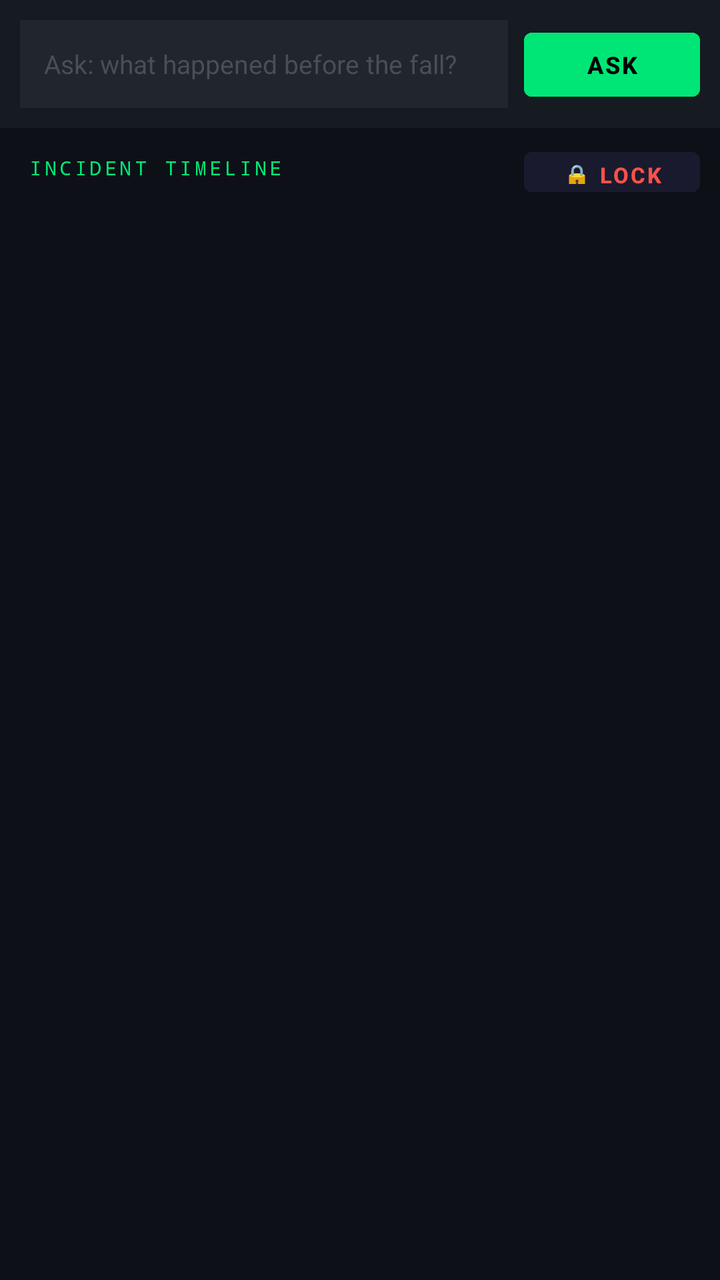
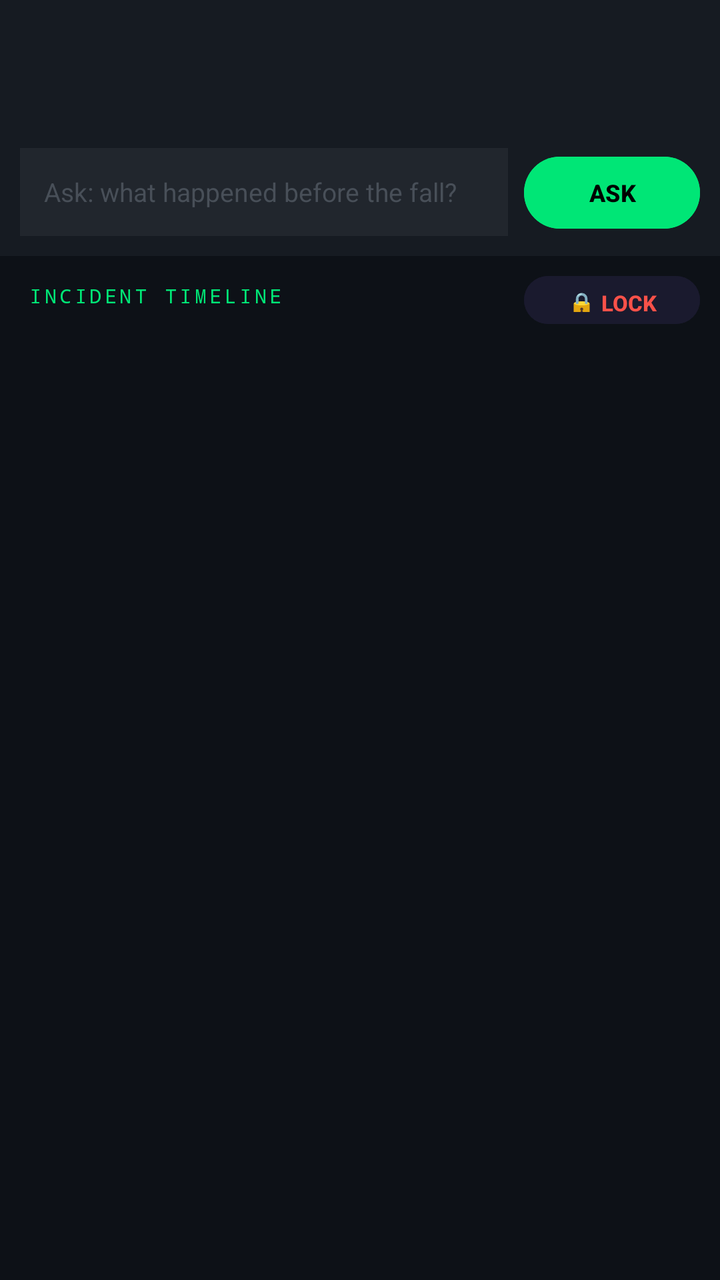

Screens rendered from an Android XML layout before and after an edit, with the pre-edit source and the edit as a unified diff.
<!-- AndroidManifest.xml: application theme Theme.TRACE -->
<!-- res/layout/activity_timeline.xml -->
<?xml version="1.0" encoding="utf-8"?>
<LinearLayout xmlns:android="http://schemas.android.com/apk/res/android"
    android:layout_width="match_parent"
    android:layout_height="match_parent"
    android:orientation="vertical"
    android:background="#0D1117">

    
    <TextView
        android:id="@+id/tvLockedBanner"
        android:layout_width="match_parent"
        android:layout_height="wrap_content"
        android:text="🔒 EVIDENCE LOCKED — No new events will be recorded"
        android:textColor="#000000"
        android:textStyle="bold"
        android:textSize="13sp"
        android:fontFamily="monospace"
        android:gravity="center"
        android:padding="10dp"
        android:background="#F85149"
        android:visibility="gone" />

    
    <LinearLayout
        android:layout_width="match_parent"
        android:layout_height="wrap_content"
        android:orientation="horizontal"
        android:padding="10dp"
        android:background="#161B22">

        <EditText
            android:id="@+id/queryInput"
            android:layout_width="0dp"
            android:layout_height="44dp"
            android:layout_weight="1"
            android:hint="Ask: what happened before the fall?"
            android:textColor="#E6EDF3"
            android:textColorHint="#484F58"
            android:textSize="13sp"
            android:inputType="text"
            android:imeOptions="actionDone"
            android:singleLine="true"
            android:paddingStart="12dp"
            android:paddingEnd="12dp"
            android:background="#21262D"
            android:layout_marginEnd="8dp" />

        <Button
            android:id="@+id/btnAsk"
            android:layout_width="wrap_content"
            android:layout_height="44dp"
            android:text="ASK"
            android:textColor="#000000"
            android:textStyle="bold"
            android:backgroundTint="#00E676"
            android:textSize="12sp" />

    </LinearLayout>

    
    <TextView
        android:id="@+id/queryAnswer"
        android:layout_width="match_parent"
        android:layout_height="wrap_content"
        android:padding="12dp"
        android:textColor="#8B949E"
        android:fontFamily="monospace"
        android:textSize="12sp"
        android:lineSpacingExtra="3dp"
        android:background="#161B22"
        android:visibility="gone" />

    
    <LinearLayout
        android:layout_width="match_parent"
        android:layout_height="wrap_content"
        android:orientation="horizontal"
        android:gravity="center_vertical">

        <TextView
            android:layout_width="0dp"
            android:layout_height="wrap_content"
            android:layout_weight="1"
            android:paddingStart="14dp"
            android:paddingTop="10dp"
            android:paddingBottom="6dp"
            android:text="INCIDENT TIMELINE"
            android:textColor="#00E676"
            android:textSize="10sp"
            android:letterSpacing="0.15"
            android:fontFamily="monospace" />

        
        <Button
            android:id="@+id/btnLockEvidence"
            android:layout_width="wrap_content"
            android:layout_height="32dp"
            android:layout_marginEnd="10dp"
            android:layout_marginTop="4dp"
            android:text="🔒 LOCK"
            android:textColor="#F85149"
            android:textSize="11sp"
            android:textStyle="bold"
            android:backgroundTint="#1A1A2E"
            android:paddingStart="12dp"
            android:paddingEnd="12dp" />

    </LinearLayout>

    
    <androidx.recyclerview.widget.RecyclerView
        android:id="@+id/recyclerView"
        android:layout_width="match_parent"
        android:layout_height="0dp"
        android:layout_weight="1"
        android:clipToPadding="false"
        android:paddingBottom="8dp" />

</LinearLayout>
<!-- resources referenced by this layout -->
<resources>
  <style name="Theme.TRACE" parent="Theme.MaterialComponents.DayNight.NoActionBar">
          <item name="colorPrimary">#00E676</item>
          <item name="colorPrimaryVariant">#00C853</item>
          <item name="colorOnPrimary">#000000</item>
          <item name="colorSurface">#161B22</item>
          <item name="colorOnSurface">#E6EDF3</item>
          <item name="android:windowBackground">#0D1117</item>
      </style>
</resources>

<!-- the commit's change to res/layout/activity_timeline.xml (unified diff, before → after) -->
@@ -1,9 +1,19 @@
 <?xml version="1.0" encoding="utf-8"?>
 <LinearLayout xmlns:android="http://schemas.android.com/apk/res/android"
+    xmlns:app="http://schemas.android.com/apk/res-auto"
     android:layout_width="match_parent"
     android:layout_height="match_parent"
     android:orientation="vertical"
-    android:background="#0D1117">
+    android:background="?attr/colorSurface">
+
+    
+    <com.google.android.material.appbar.MaterialToolbar
+        android:id="@+id/toolbar"
+        android:layout_width="match_parent"
+        android:layout_height="?attr/actionBarSize"
+        android:background="?attr/colorSurfaceVariant"
+        app:titleTextColor="?attr/colorPrimary"
+        app:navigationIconTint="?attr/colorPrimary" />
 
     
     <TextView
@@ -11,13 +21,13 @@
         android:layout_width="match_parent"
         android:layout_height="wrap_content"
         android:text="🔒 EVIDENCE LOCKED — No new events will be recorded"
-        android:textColor="#000000"
+        android:textColor="@color/trace_on_error"
         android:textStyle="bold"
         android:textSize="13sp"
         android:fontFamily="monospace"
         android:gravity="center"
         android:padding="10dp"
-        android:background="#F85149"
+        android:background="@color/trace_status_rejected"
         android:visibility="gone" />
 
     
@@ -26,7 +36,7 @@
         android:layout_height="wrap_content"
         android:orientation="horizontal"
         android:padding="10dp"
-        android:background="#161B22">
+        android:background="?attr/colorSurfaceVariant">
 
         <EditText
             android:id="@+id/queryInput"
@@ -34,15 +44,15 @@
             android:layout_height="44dp"
             android:layout_weight="1"
             android:hint="Ask: what happened before the fall?"
-            android:textColor="#E6EDF3"
-            android:textColorHint="#484F58"
+            android:textColor="?attr/colorOnSurface"
+            android:textColorHint="@color/trace_text_hint"
             android:textSize="13sp"
             android:inputType="text"
             android:imeOptions="actionDone"
             android:singleLine="true"
             android:paddingStart="12dp"
             android:paddingEnd="12dp"
-            android:background="#21262D"
+            android:background="@color/trace_surface_container_high"
             android:layout_marginEnd="8dp" />
 
         <Button
@@ -50,9 +60,9 @@
             android:layout_width="wrap_content"
             android:layout_height="44dp"
             android:text="ASK"
-            android:textColor="#000000"
+            android:textColor="?attr/colorOnPrimary"
             android:textStyle="bold"
-            android:backgroundTint="#00E676"
+            android:backgroundTint="?attr/colorPrimary"
             android:textSize="12sp" />
 
     </LinearLayout>
@@ -63,11 +73,11 @@
         android:layout_width="match_parent"
         android:layout_height="wrap_content"
         android:padding="12dp"
-        android:textColor="#8B949E"
+        android:textColor="?attr/colorOnSurfaceVariant"
         android:fontFamily="monospace"
         android:textSize="12sp"
         android:lineSpacingExtra="3dp"
-        android:background="#161B22"
+        android:background="?attr/colorSurfaceVariant"
         android:visibility="gone" />
 
     
@@ -85,7 +95,7 @@
             android:paddingTop="10dp"
             android:paddingBottom="6dp"
             android:text="INCIDENT TIMELINE"
-            android:textColor="#00E676"
+            android:textColor="?attr/colorPrimary"
             android:textSize="10sp"
             android:letterSpacing="0.15"
             android:fontFamily="monospace" />
@@ -98,10 +108,10 @@
             android:layout_marginEnd="10dp"
             android:layout_marginTop="4dp"
             android:text="🔒 LOCK"
-            android:textColor="#F85149"
+            android:textColor="@color/trace_status_rejected"
             android:textSize="11sp"
             android:textStyle="bold"
-            android:backgroundTint="#1A1A2E"
+            android:backgroundTint="@color/trace_surface_elevated"
             android:paddingStart="12dp"
             android:paddingEnd="12dp" />
 
<!-- resource entries referenced after the edit -->
@@ -1,12 +1,69 @@
 <!-- resources referenced by this layout -->
 <resources>
-  <style name="Theme.TRACE" parent="Theme.MaterialComponents.DayNight.NoActionBar">
-          <item name="colorPrimary">#00E676</item>
-          <item name="colorPrimaryVariant">#00C853</item>
-          <item name="colorOnPrimary">#000000</item>
-          <item name="colorSurface">#161B22</item>
-          <item name="colorOnSurface">#E6EDF3</item>
-          <item name="android:windowBackground">#0D1117</item>
+  <color name="trace_on_error">#000000</color>
+  <color name="trace_status_rejected">#F85149</color>
+  <color name="trace_surface_container_high">#21262D</color>
+  <color name="trace_surface_elevated">#1A1A2E</color>
+  <color name="trace_text_hint">#484F58</color>
+  <style name="Theme.TRACE" parent="Theme.Material3.Dark.NoActionBar">
+  
+          
+          <item name="colorPrimary">@color/trace_primary</item>
+          <item name="colorOnPrimary">@color/trace_on_primary</item>
+          <item name="colorPrimaryContainer">@color/trace_primary_container</item>
+          <item name="colorOnPrimaryContainer">@color/trace_on_primary_container</item>
+          <item name="colorSecondary">@color/trace_secondary</item>
+          <item name="colorOnSecondary">@color/trace_on_secondary</item>
+          <item name="colorSecondaryContainer">@color/trace_secondary_container</item>
+          <item name="colorOnSecondaryContainer">@color/trace_on_secondary_container</item>
+          <item name="colorTertiary">@color/trace_tertiary</item>
+          <item name="colorOnTertiary">@color/trace_on_tertiary</item>
+          <item name="colorTertiaryContainer">@color/trace_tertiary_container</item>
+          <item name="colorOnTertiaryContainer">@color/trace_on_tertiary_container</item>
+          <item name="colorError">@color/trace_error</item>
+          <item name="colorOnError">@color/trace_on_error</item>
+          <item name="colorErrorContainer">@color/trace_error_container</item>
+          <item name="colorOnErrorContainer">@color/trace_on_error_container</item>
+  
+          
+          <item name="colorSurface">@color/trace_surface</item>
+          <item name="colorOnSurface">@color/trace_on_surface</item>
+          <item name="colorSurfaceVariant">@color/trace_surface_variant</item>
+          <item name="colorOnSurfaceVariant">@color/trace_on_surface_variant</item>
+          <item name="colorSurfaceInverse">@color/trace_inverse_surface</item>
+          <item name="colorOnSurfaceInverse">@color/trace_inverse_on_surface</item>
+          <item name="colorPrimaryInverse">@color/trace_inverse_primary</item>
+          <item name="colorOutline">@color/trace_outline</item>
+          <item name="colorOutlineVariant">@color/trace_outline_variant</item>
+          <item name="colorOnBackground">@color/trace_on_surface</item>
+          <item name="android:colorBackground">@color/trace_surface</item>
+          <item name="android:windowBackground">@color/trace_surface</item>
+          <item name="android:statusBarColor">@color/trace_surface</item>
+          <item name="android:navigationBarColor">@color/trace_surface</item>
       </style>
+  <color name="trace_primary">#00E676</color>
+  <color name="trace_on_primary">#000000</color>
+  <color name="trace_primary_container">#00401F</color>
+  <color name="trace_on_primary_container">#6CFFA5</color>
+  <color name="trace_secondary">#58A6FF</color>
+  <color name="trace_on_secondary">#001B33</color>
+  <color name="trace_secondary_container">#12314C</color>
+  <color name="trace_on_secondary_container">#CFE4FF</color>
+  <color name="trace_tertiary">#FFD600</color>
+  <color name="trace_on_tertiary">#2A2100</color>
+  <color name="trace_tertiary_container">#4A3D00</color>
+  <color name="trace_on_tertiary_container">#FFE680</color>
+  <color name="trace_error">#F85149</color>
+  <color name="trace_error_container">#7A1D19</color>
+  <color name="trace_on_error_container">#FFDAD6</color>
+  <color name="trace_surface">#0D1117</color>
+  <color name="trace_on_surface">#E6EDF3</color>
+  <color name="trace_surface_variant">#161B22</color>
+  <color name="trace_on_surface_variant">#8B949E</color>
+  <color name="trace_inverse_surface">#E6EDF3</color>
+  <color name="trace_inverse_on_surface">#161B22</color>
+  <color name="trace_inverse_primary">#00C853</color>
+  <color name="trace_outline">#30363D</color>
+  <color name="trace_outline_variant">#21262D</color>
 </resources>
 
